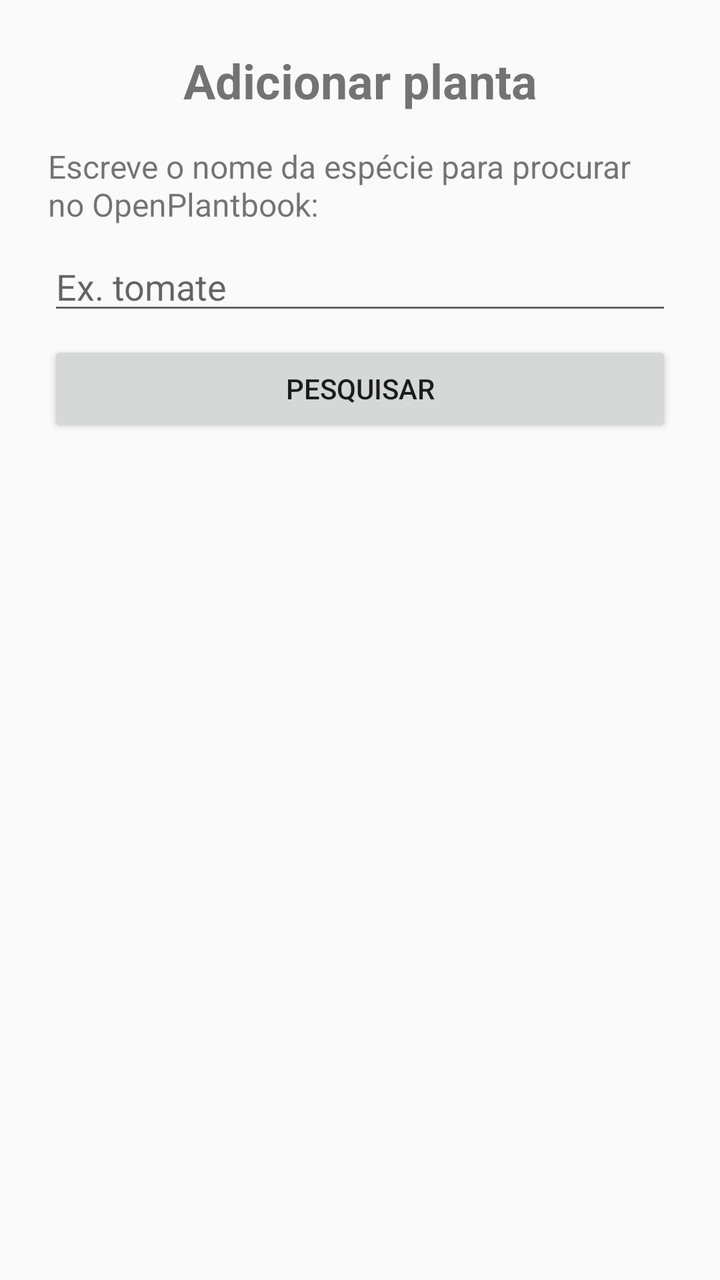
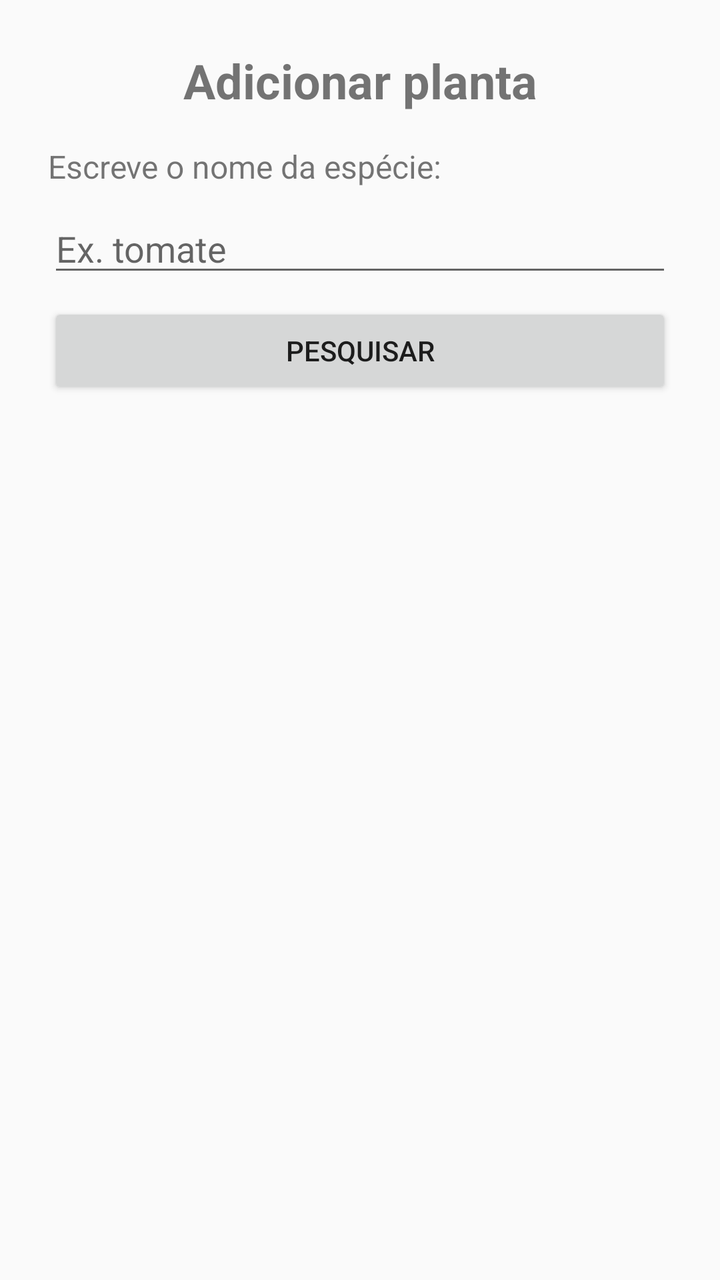

Compare the two renders of this Android layout. The source of the first and the diff that turns it into the second are given below.
<!-- AndroidManifest.xml: application theme Theme.ProjectDroid -->
<!-- res/layout/activity_main.xml -->
<?xml version="1.0" encoding="utf-8"?>
<LinearLayout xmlns:android="http://schemas.android.com/apk/res/android"
    android:layout_width="match_parent"
    android:layout_height="match_parent"
    android:orientation="vertical"
    android:padding="24dp">

    <TextView
        android:id="@+id/txt_titulo"
        android:layout_width="match_parent"
        android:layout_height="wrap_content"
        android:text="Adicionar planta"
        android:textSize="24sp"
        android:textStyle="bold"
        android:gravity="center_horizontal" />

    <TextView
        android:id="@+id/txt_hint"
        android:layout_width="match_parent"
        android:layout_height="wrap_content"
        android:layout_marginTop="16dp"
        android:text="Escreve o nome da espécie para procurar no OpenPlantbook:"
        android:textSize="16sp" />

    <EditText
        android:id="@+id/edt_pesquisa"
        android:layout_width="match_parent"
        android:layout_height="wrap_content"
        android:layout_marginTop="8dp"
        android:hint="Ex. tomate"
        android:inputType="text" />

    <Button
        android:id="@+id/btn_pesquisar"
        android:layout_width="match_parent"
        android:layout_height="wrap_content"
        android:layout_marginTop="8dp"
        android:text="Pesquisar" />

    <TextView
        android:id="@+id/lbl_resultado"
        android:layout_width="match_parent"
        android:layout_height="wrap_content"
        android:layout_marginTop="24dp"
        android:text="Escolhe a espécie encontrada:"
        android:textSize="16sp"
        android:visibility="gone" />

    <ListView
        android:id="@+id/lv_resultados"
        android:layout_width="match_parent"
        android:layout_height="0dp"
        android:layout_weight="1"
        android:layout_marginTop="8dp"
        android:visibility="gone" />

    <TextView
        android:id="@+id/txt_escolhida"
        android:layout_width="match_parent"
        android:layout_height="wrap_content"
        android:layout_marginTop="24dp"
        android:textSize="16sp"
        android:visibility="gone" />

    <EditText
        android:id="@+id/edt_nome"
        android:layout_width="match_parent"
        android:layout_height="wrap_content"
        android:layout_marginTop="8dp"
        android:hint="Nome para identificares (ex. Tomatinho do vaso 1)"
        android:inputType="text"
        android:visibility="gone" />

    <Button
        android:id="@+id/btn_guardar"
        android:layout_width="match_parent"
        android:layout_height="wrap_content"
        android:layout_marginTop="8dp"
        android:text="Guardar planta"
        android:visibility="gone" />

</LinearLayout>
<!-- resources referenced by this layout -->
<resources>
  <style name="Theme.ProjectDroid" parent="Theme.AppCompat.Light.DarkActionBar">
      </style>
</resources>

<!-- the commit's change to res/layout/activity_main.xml (unified diff, before → after) -->
@@ -19,7 +19,7 @@
         android:layout_width="match_parent"
         android:layout_height="wrap_content"
         android:layout_marginTop="16dp"
-        android:text="Escreve o nome da espécie para procurar no OpenPlantbook:"
+        android:text="Escreve o nome da espécie:"
         android:textSize="16sp" />
 
     <EditText
